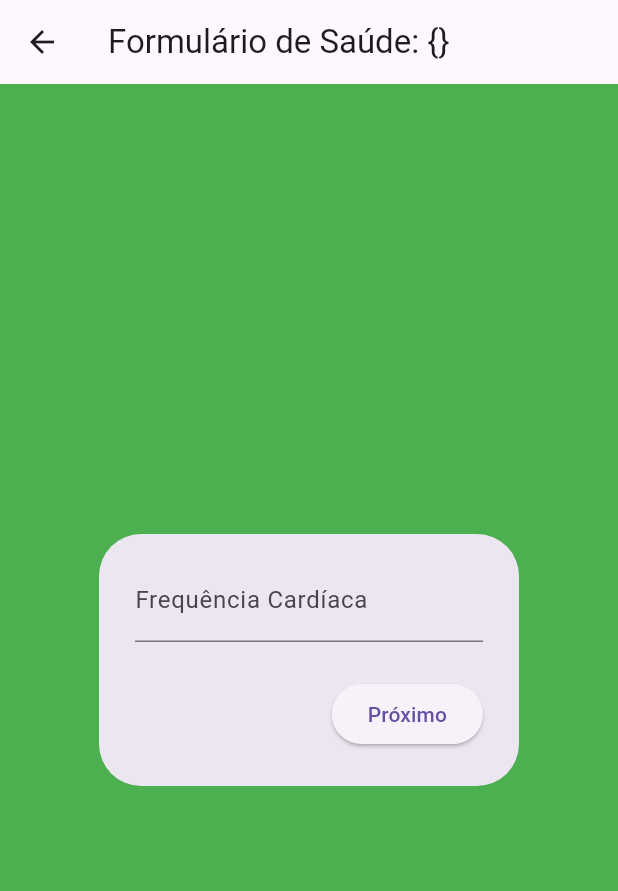
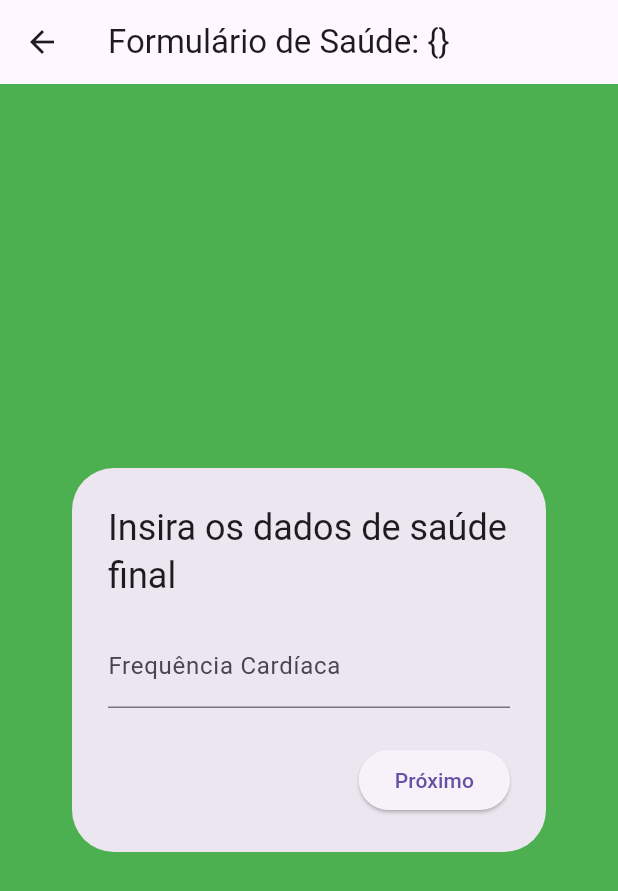
Before and after one commit to gihr0cha/app_fisio_tcc_fisioconecta, a Flutter app: the FieldsFinal screen opened directly with empty values, on a phone screen of 412 x 824 dp. Shown: the top 891 px of the screen. Run offline on Flutter 3.47's test engine with Material 3 defaults, Android fonts, the phone set to English and light mode, and no system bars; our stand-ins replace firebase_auth, firebase_core, firebase_database, go_router, pdf, printing; accounts and stored records are empty.

Commit message:
refactor: Update field labels and validators for initial and final health parameters

```diff
--- a/lib/pages/fieldsFinal.dart
+++ b/lib/pages/fieldsFinal.dart
@@ -30,13 +30,14 @@ class _FieldsFinalState extends State<FieldsFinal> {
       'label': 'Frequência Cardíaca',
       'validator': 'Por favor, insira a frequência cardíaca final'
     },
-    {'label': 'SpO2', 'validator': 'Por favor, insira o SpO2 final'},
-    {'label': 'PA', 'validator': 'Por favor, insira a PA final'},
-    {'label': 'PSE', 'validator': 'Por favor, insira a PSE final'},
+    {'label': 'Saturação Periférica de Oxigênio', 'validator': 'Por favor, insira o SpO2 final'},
+    {'label': 'Pressão Arterial', 'validator': 'Por favor, insira a PA final'},
+    {'label': 'Percepção Subjetiva de Esforço', 'validator': 'Por favor, insira a PSE final'},
     {
       'label': 'Dor Torácica',
       'validator': 'Por favor, insira a dor torácica final'
     },
+    {'label': 'Comentarios', 'validator': 'Por favor, insira um comentário'},
   ];
 
   Map<String, dynamic> healthParametersFinal = {
@@ -46,6 +47,7 @@ class _FieldsFinalState extends State<FieldsFinal> {
     'paFinal': null,
     'pseFinal': null,
     'dorToracicaFinal': null,
+    'comentario': null,
   };
 
   @override
@@ -102,17 +104,24 @@ class _FieldsFinalState extends State<FieldsFinal> {
             return Padding(
               padding: const EdgeInsets.all(8.0),
               child: AlertDialog(
+                title: const Text(
+                    'Insira os dados de saúde final'), // Título do AlertDialog
                 content: TextFormField(
                   decoration:
                       InputDecoration(labelText: _fieldsfinal[index]['label']),
-                  keyboardType: TextInputType
-                      .number, // Define o tipo de teclado como numérico
+                  keyboardType: index == _fieldsfinal.length - 1
+                      ? TextInputType.multiline
+                      : TextInputType.number,
+                  maxLines: index == _fieldsfinal.length - 1
+                      ? null
+                      : 1, // Define o tipo de teclado como numérico
                   validator: (value) {
-                    if (value == null || value.isEmpty) {
-                      return _fieldsfinal[index][
-                          'validator']; // Valida o campo para garantir que não esteja vazio
+                    // Valida o campo para garantir que não esteja vazio (exceto para o campo de comentários)
+                    if (index != _fieldsfinal.length - 1 &&
+                        (value == null || value.isEmpty)) {
+                      return _fieldsfinal[index]['validator'];
                     }
-                    return null;
+                    return null; // Retorna null para indicar que não há erro
                   },
                   onChanged: (value) {
                     setState(() {
@@ -132,6 +141,9 @@ class _FieldsFinalState extends State<FieldsFinal> {
                           break;
                         case 4:
                           healthParametersFinal['dorToracicaFinal'] = value;
+                          break;
+                        case 5:
+                          healthParametersFinal['comentario'] = value;
                           break;
                       }
                     });
--- a/lib/pages/fieldsInicial.dart
+++ b/lib/pages/fieldsInicial.dart
@@ -25,9 +25,9 @@ class _FieldsInicialState extends State<FieldsInicial> {
       'label': 'Frequência Cardíaca',
       'validator': 'Por favor, insira a frequência cardíaca inicial'
     },
-    {'label': 'SpO2', 'validator': 'Por favor, insira o SpO2 inicial'},
-    {'label': 'PA', 'validator': 'Por favor, insira a PA inicial'},
-    {'label': 'PSE', 'validator': 'Por favor, insira a PSE inicial'},
+    {'label': 'Saturação Periférica de Oxigênio', 'validator': 'Por favor, insira o SpO2 inicial'},
+    {'label': 'Pressão Arterial', 'validator': 'Por favor, insira a PA inicial'},
+    {'label': 'Percepção Subjetiva de Esforço', 'validator': 'Por favor, insira a PSE inicial'},
     {
       'label': 'Dor Torácica',
       'validator': 'Por favor, insira a dor torácica inicial'
```
Also changed, not shown: lib/pages/detalhesessao.dart (+44 -28 lines), lib/pages/fieldsExercicios.dart (+13 -7 lines).
